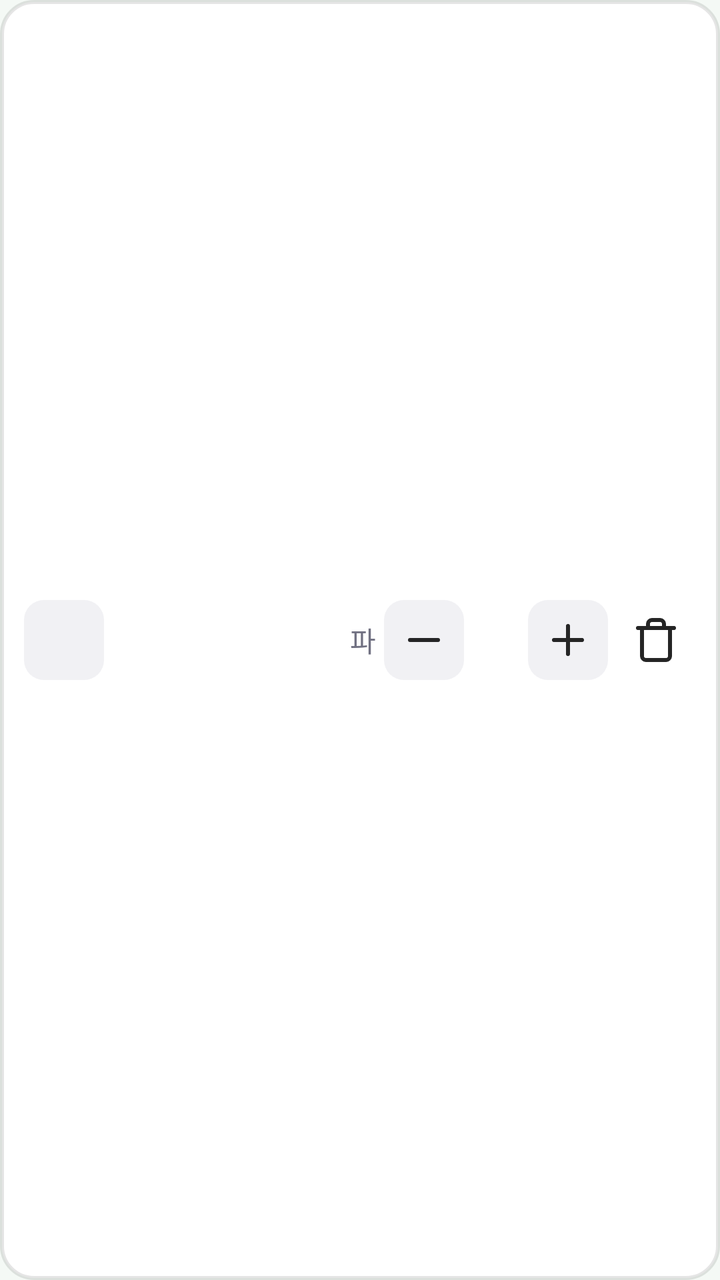
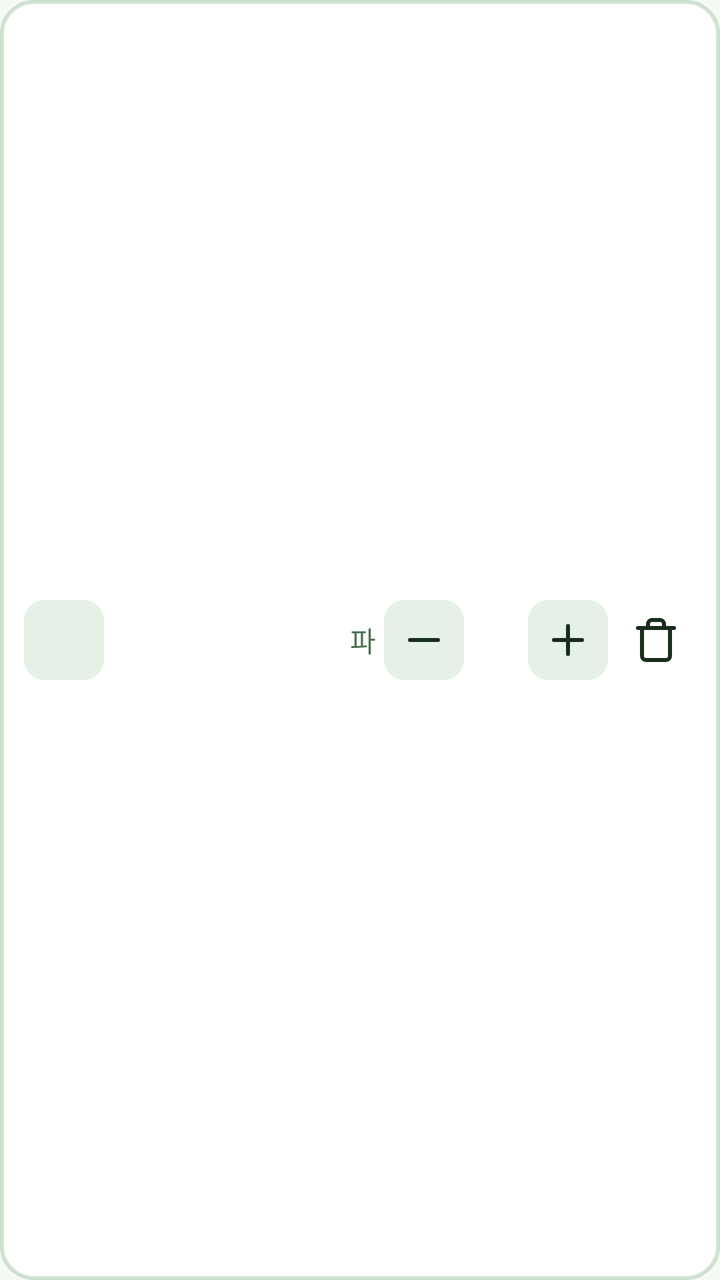

Screens rendered from an Android XML layout before and after an edit, with the pre-edit source and the edit as a unified diff.
<!-- AndroidManifest.xml: application theme Theme.ParkGolf -->
<!-- res/layout/item_hole_card.xml -->
<?xml version="1.0" encoding="utf-8"?>
<LinearLayout xmlns:android="http://schemas.android.com/apk/res/android"
    android:layout_width="match_parent" android:layout_height="wrap_content"
    android:orientation="horizontal" android:gravity="center_vertical"
    android:background="@drawable/bg_card" android:padding="12dp"
    android:layout_marginBottom="10dp" android:minHeight="@dimen/touch_min">
    <TextView android:id="@+id/tvHoleBadge"
        android:layout_width="40dp" android:layout_height="40dp"
        android:background="@drawable/bg_number_badge" android:gravity="center"
        android:textColor="@color/primary" android:textStyle="bold" android:textSize="@dimen/body_text" />
    <TextView android:id="@+id/tvHoleName"
        android:layout_width="0dp" android:layout_height="wrap_content" android:layout_weight="1"
        android:layout_marginStart="12dp" android:textColor="@color/foreground"
        android:textStyle="bold" android:textSize="@dimen/body_text" />
    <TextView android:layout_width="wrap_content" android:layout_height="wrap_content"
        android:text="파" android:textColor="@color/muted_foreground" android:layout_marginEnd="4dp" />
    <ImageButton android:id="@+id/btnParMinus"
        android:layout_width="40dp" android:layout_height="40dp"
        android:background="@drawable/bg_number_badge" android:src="@drawable/ic_minus"
        android:scaleType="center" android:contentDescription="@string/decrease" />
    <TextView android:id="@+id/tvPar"
        android:layout_width="32dp" android:layout_height="wrap_content" android:gravity="center"
        android:textColor="@color/foreground" android:textStyle="bold" android:textSize="@dimen/title_text" />
    <ImageButton android:id="@+id/btnParPlus"
        android:layout_width="40dp" android:layout_height="40dp"
        android:background="@drawable/bg_number_badge" android:src="@drawable/ic_plus"
        android:scaleType="center" android:contentDescription="@string/increase" />
    <ImageButton android:id="@+id/btnDeleteHole"
        android:layout_width="40dp" android:layout_height="40dp" android:layout_marginStart="4dp"
        android:background="?attr/selectableItemBackgroundBorderless" android:src="@drawable/ic_trash"
        android:scaleType="center" android:contentDescription="@string/delete" />
</LinearLayout>
<!-- resources referenced by this layout -->
<resources>
  <color name="foreground">#252525</color>
  <color name="muted_foreground">#717182</color>
  <color name="primary">#030213</color>
  <dimen name="body_text">18sp</dimen>
  <dimen name="title_text">24sp</dimen>
  <dimen name="touch_min">56dp</dimen>
  <!-- drawable bg_card (drawable) -->
  <?xml version="1.0" encoding="utf-8"?>
  <shape xmlns:android="http://schemas.android.com/apk/res/android" android:shape="rectangle">
      <solid android:color="@color/background" />
      <corners android:radius="@dimen/radius_card" />
      <stroke android:width="@dimen/border_width" android:color="@color/border" />
  </shape>
  <!-- drawable bg_number_badge (drawable) -->
  <?xml version="1.0" encoding="utf-8"?>
  <shape xmlns:android="http://schemas.android.com/apk/res/android" android:shape="rectangle">
      <solid android:color="@color/secondary" />
      <corners android:radius="@dimen/radius_sm" />
  </shape>
  <!-- drawable ic_minus (drawable) -->
  <vector xmlns:android="http://schemas.android.com/apk/res/android" android:width="24dp" android:height="24dp" android:viewportWidth="24" android:viewportHeight="24">
      <path android:strokeColor="@color/foreground" android:strokeWidth="2" android:strokeLineCap="round" android:pathData="M5,12 L19,12" />
  </vector>
  <!-- drawable ic_plus (drawable) -->
  <vector xmlns:android="http://schemas.android.com/apk/res/android" android:width="24dp" android:height="24dp" android:viewportWidth="24" android:viewportHeight="24">
      <path android:strokeColor="@color/foreground" android:strokeWidth="2" android:strokeLineCap="round" android:pathData="M12,5 L12,19 M5,12 L19,12" />
  </vector>
  <!-- drawable ic_trash (drawable) -->
  <vector xmlns:android="http://schemas.android.com/apk/res/android" android:width="24dp" android:height="24dp" android:viewportWidth="24" android:viewportHeight="24">
      <path android:strokeColor="@color/foreground" android:strokeWidth="2" android:strokeLineCap="round" android:strokeLineJoin="round" android:pathData="M3,6 L21,6 M19,6 L19,20 A2,2 0 0 1 17,22 L7,22 A2,2 0 0 1 5,20 L5,6 M8,6 L8,4 A2,2 0 0 1 10,2 L14,2 A2,2 0 0 1 16,4 L16,6" />
  </vector>
  <string name="decrease">한 타 줄이기</string>
  <string name="delete">삭제</string>
  <string name="increase">한 타 늘리기</string>
  <style name="Theme.ParkGolf" parent="Theme.ParkGolf.Green" />
  <color name="background">#FFFFFF</color>
  <dimen name="radius_card">16dp</dimen>
  <dimen name="border_width">2dp</dimen>
  <color name="border">#1A000000</color>
  <color name="secondary">#F1F1F4</color>
  <dimen name="radius_sm">10dp</dimen>
  <style name="Theme.ParkGolf.Green" parent="Theme.ParkGolf.Base">
          <item name="colorPrimary">#2A7A3B</item>
          <item name="android:windowBackground">#F4F9F5</item>
          <item name="parkBackground">#F4F9F5</item>
          <item name="parkForeground">#1A2E1D</item>
          <item name="parkPrimary">#2A7A3B</item>
          <item name="parkPrimary10">#1A2A7A3B</item>
          <item name="parkSecondary">#E6F2E8</item>
          <item name="parkMuted">#EAF3EC</item>
          <item name="parkMutedForeground">#4E7255</item>
          <item name="parkAccent">#D2EBDA</item>
          <item name="parkAccentForeground">#1A3D21</item>
          <item name="parkBorder">#332A7A3B</item>
          <item name="parkInputBg">#EAF3EC</item>
      </style>
  <style name="Theme.ParkGolf.Base" parent="Theme.Material3.DayNight.NoActionBar">
          <item name="colorOnPrimary">@color/on_primary</item>
          <item name="android:textColorPrimary">?attr/parkForeground</item>
      </style>
  <color name="on_primary">#FFFFFF</color>
</resources>

<!-- the commit's change to res/layout/item_hole_card.xml (unified diff, before → after) -->
@@ -7,20 +7,20 @@
     <TextView android:id="@+id/tvHoleBadge"
         android:layout_width="40dp" android:layout_height="40dp"
         android:background="@drawable/bg_number_badge" android:gravity="center"
-        android:textColor="@color/primary" android:textStyle="bold" android:textSize="@dimen/body_text" />
+        android:textColor="?attr/parkPrimary" android:textStyle="bold" android:textSize="@dimen/body_text" />
     <TextView android:id="@+id/tvHoleName"
         android:layout_width="0dp" android:layout_height="wrap_content" android:layout_weight="1"
-        android:layout_marginStart="12dp" android:textColor="@color/foreground"
+        android:layout_marginStart="12dp" android:textColor="?attr/parkForeground"
         android:textStyle="bold" android:textSize="@dimen/body_text" />
     <TextView android:layout_width="wrap_content" android:layout_height="wrap_content"
-        android:text="파" android:textColor="@color/muted_foreground" android:layout_marginEnd="4dp" />
+        android:text="파" android:textColor="?attr/parkMutedForeground" android:layout_marginEnd="4dp" />
     <ImageButton android:id="@+id/btnParMinus"
         android:layout_width="40dp" android:layout_height="40dp"
         android:background="@drawable/bg_number_badge" android:src="@drawable/ic_minus"
         android:scaleType="center" android:contentDescription="@string/decrease" />
     <TextView android:id="@+id/tvPar"
         android:layout_width="32dp" android:layout_height="wrap_content" android:gravity="center"
-        android:textColor="@color/foreground" android:textStyle="bold" android:textSize="@dimen/title_text" />
+        android:textColor="?attr/parkForeground" android:textStyle="bold" android:textSize="@dimen/title_text" />
     <ImageButton android:id="@+id/btnParPlus"
         android:layout_width="40dp" android:layout_height="40dp"
         android:background="@drawable/bg_number_badge" android:src="@drawable/ic_plus"
<!-- resource entries referenced after the edit -->
@@ -1,45 +1,40 @@
 <!-- resources referenced by this layout -->
 <resources>
-  <color name="foreground">#252525</color>
-  <color name="muted_foreground">#717182</color>
-  <color name="primary">#030213</color>
   <dimen name="body_text">18sp</dimen>
   <dimen name="title_text">24sp</dimen>
   <dimen name="touch_min">56dp</dimen>
   <!-- drawable bg_card (drawable) -->
   <?xml version="1.0" encoding="utf-8"?>
   <shape xmlns:android="http://schemas.android.com/apk/res/android" android:shape="rectangle">
-      <solid android:color="@color/background" />
+      <solid android:color="@color/card" />
       <corners android:radius="@dimen/radius_card" />
-      <stroke android:width="@dimen/border_width" android:color="@color/border" />
+      <stroke android:width="@dimen/border_width" android:color="?attr/parkBorder" />
   </shape>
   <!-- drawable bg_number_badge (drawable) -->
   <?xml version="1.0" encoding="utf-8"?>
   <shape xmlns:android="http://schemas.android.com/apk/res/android" android:shape="rectangle">
-      <solid android:color="@color/secondary" />
+      <solid android:color="?attr/parkSecondary" />
       <corners android:radius="@dimen/radius_sm" />
   </shape>
   <!-- drawable ic_minus (drawable) -->
   <vector xmlns:android="http://schemas.android.com/apk/res/android" android:width="24dp" android:height="24dp" android:viewportWidth="24" android:viewportHeight="24">
-      <path android:strokeColor="@color/foreground" android:strokeWidth="2" android:strokeLineCap="round" android:pathData="M5,12 L19,12" />
+      <path android:strokeColor="?attr/parkForeground" android:strokeWidth="2" android:strokeLineCap="round" android:pathData="M5,12 L19,12" />
   </vector>
   <!-- drawable ic_plus (drawable) -->
   <vector xmlns:android="http://schemas.android.com/apk/res/android" android:width="24dp" android:height="24dp" android:viewportWidth="24" android:viewportHeight="24">
-      <path android:strokeColor="@color/foreground" android:strokeWidth="2" android:strokeLineCap="round" android:pathData="M12,5 L12,19 M5,12 L19,12" />
+      <path android:strokeColor="?attr/parkForeground" android:strokeWidth="2" android:strokeLineCap="round" android:pathData="M12,5 L12,19 M5,12 L19,12" />
   </vector>
   <!-- drawable ic_trash (drawable) -->
   <vector xmlns:android="http://schemas.android.com/apk/res/android" android:width="24dp" android:height="24dp" android:viewportWidth="24" android:viewportHeight="24">
-      <path android:strokeColor="@color/foreground" android:strokeWidth="2" android:strokeLineCap="round" android:strokeLineJoin="round" android:pathData="M3,6 L21,6 M19,6 L19,20 A2,2 0 0 1 17,22 L7,22 A2,2 0 0 1 5,20 L5,6 M8,6 L8,4 A2,2 0 0 1 10,2 L14,2 A2,2 0 0 1 16,4 L16,6" />
+      <path android:strokeColor="?attr/parkForeground" android:strokeWidth="2" android:strokeLineCap="round" android:strokeLineJoin="round" android:pathData="M3,6 L21,6 M19,6 L19,20 A2,2 0 0 1 17,22 L7,22 A2,2 0 0 1 5,20 L5,6 M8,6 L8,4 A2,2 0 0 1 10,2 L14,2 A2,2 0 0 1 16,4 L16,6" />
   </vector>
   <string name="decrease">한 타 줄이기</string>
   <string name="delete">삭제</string>
   <string name="increase">한 타 늘리기</string>
   <style name="Theme.ParkGolf" parent="Theme.ParkGolf.Green" />
-  <color name="background">#FFFFFF</color>
+  <color name="card">#FFFFFF</color>
   <dimen name="radius_card">16dp</dimen>
   <dimen name="border_width">2dp</dimen>
-  <color name="border">#1A000000</color>
-  <color name="secondary">#F1F1F4</color>
   <dimen name="radius_sm">10dp</dimen>
   <style name="Theme.ParkGolf.Green" parent="Theme.ParkGolf.Base">
           <item name="colorPrimary">#2A7A3B</item>
